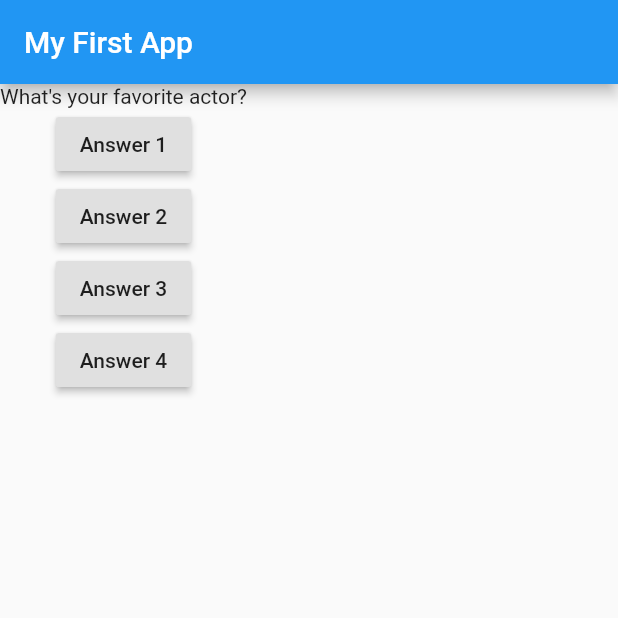
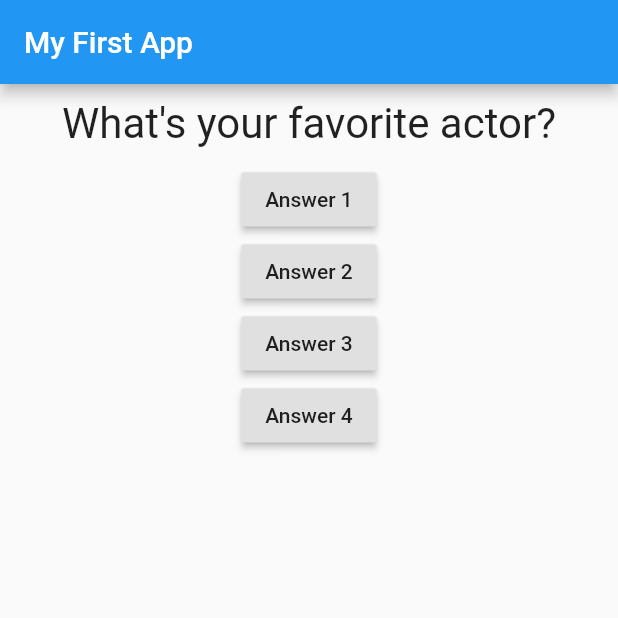
Before and after one commit to bowe99/Personality-Test-App, a Flutter app: the screen it shows after launch, after a tap on "Answer 1", on a phone screen of 412 x 824 dp, the top half of it. Run offline on Flutter 3.47's test engine with Material 2 defaults, Android fonts, the phone set to English and light mode, and no system bars.

Commit message:
Create Custom Widget
Added Styling to the question with a custom Question widget that makes the font larger, centers the text and adds margin so that the text is not so close to the edges.

```diff
--- a/lib/main.dart
+++ b/lib/main.dart
@@ -1,5 +1,5 @@
 import 'package:flutter/material.dart';
-
+import './question.dart';
 
 void main() => runApp(MyApp());
 
@@ -7,16 +7,17 @@ void main() => runApp(MyApp());
 class MyApp extends StatefulWidget{
   @override
   State<StatefulWidget> createState() {
-    return MyAppState();
+    return _MyAppState();
   }
 }
 
-class MyAppState extends State{
-  var questionIndex = 0;
+class _MyAppState extends State{ // Leading _ restricts the us of MyAppState to the same folder
+  var _questionIndex = 0;        // Making the variable private can't be used anywhere else than the same file
+
 
   void answerQuestion(){
     setState(() {
-      questionIndex++;
+      _questionIndex++;
     });
     print('Answered Question');
   }
@@ -34,7 +35,7 @@ class MyAppState extends State{
         ),
         body: Column(
           children: <Widget>[
-            Text(questions[questionIndex]),
+            Question(questions[_questionIndex]),
             RaisedButton(child: Text('Answer 1'), onPressed: answerQuestion,),
             RaisedButton(child: Text('Answer 2'), onPressed: answerQuestion,),
             RaisedButton(child: Text('Answer 3'), onPressed: answerQuestion,),
--- /dev/null
+++ b/lib/question.dart
@@ -0,0 +1,20 @@
+import 'package:flutter/material.dart';
+
+class Question extends StatelessWidget {
+  final String questionText;
+
+  Question(this.questionText);
+
+  @override
+  Widget build(BuildContext context) {
+    return Container(
+      width: double.infinity,
+      margin: EdgeInsets.all(10),
+      child: Text(
+      questionText,
+      style: TextStyle(fontSize: 28),
+      textAlign: TextAlign.center,
+      )
+    );
+  }
+}
```
